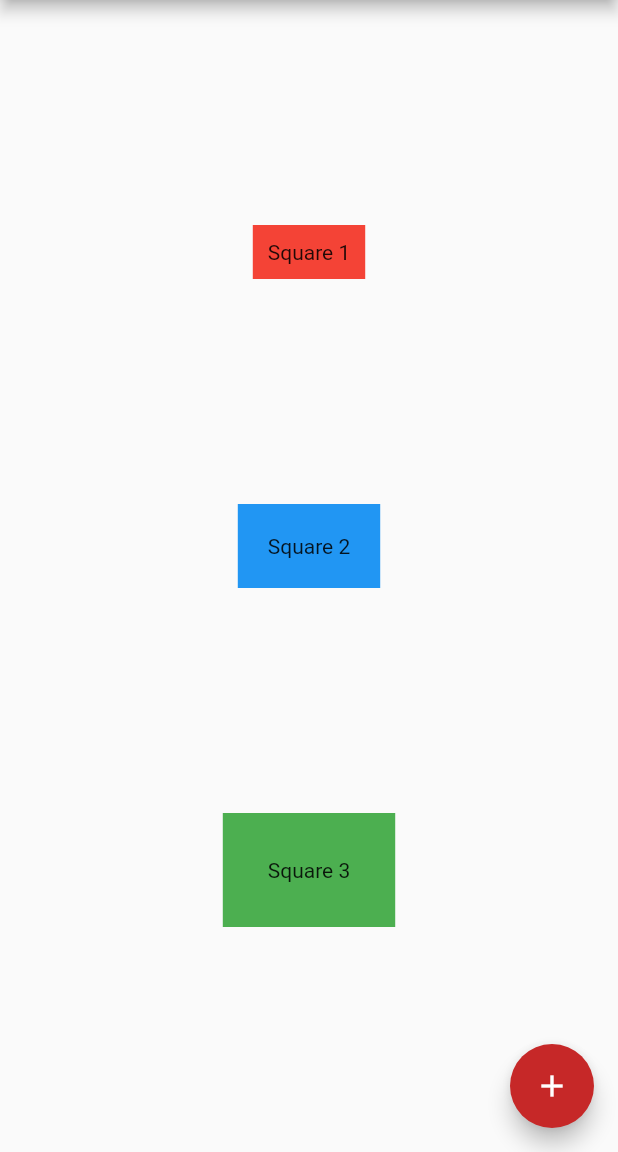
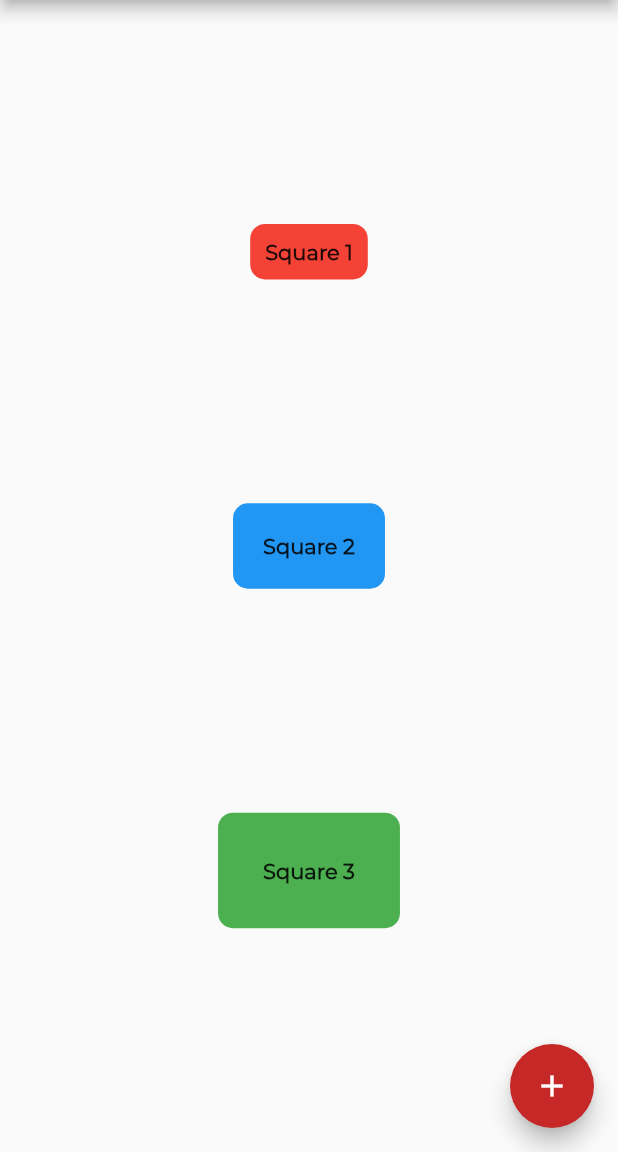
Before and after one commit to cliffaust/first-flutter-app, a Flutter app: the screen it shows after launch, on a phone screen of 412 x 824 dp, the part 84-1236 px from its top. Run offline on Flutter 3.47's test engine with Material 2 defaults, Android fonts, the phone set to English and light mode, and no system bars; project files that could hold a hidden picture were left out.

Commit message:
added lines of code

```diff
--- a/lib/main.dart
+++ b/lib/main.dart
@@ -20,19 +20,46 @@ class Home extends StatelessWidget {
             crossAxisAlignment: CrossAxisAlignment.center,
             children: [
               Container(
-                color: Colors.red,
-                child: const Text("Square 1"),
+                child: const Text(
+                    "Square 1",
+                  style: TextStyle(
+                    fontFamily: "Montserrat",
+                    fontWeight: FontWeight.w800
+                  ),
+                ),
                 padding: const EdgeInsets.all(10.0),
+                decoration: BoxDecoration(
+                    color: Colors.red,
+                    borderRadius: BorderRadius.circular(10) // use instead of BorderRadius.all(Radius.circular(20))
+                ),
               ),
               Container(
-                color: Colors.blue,
-                child: const Text("Square 2"),
+                child: const Text(
+                    "Square 2",
+                  style: TextStyle(
+                    fontWeight: FontWeight.w800,
+                    fontFamily: "Montserrat"
+                  ),
+                ),
                 padding: const EdgeInsets.all(20.0),
+                decoration: BoxDecoration(
+                  color: Colors.blue,
+                  borderRadius: BorderRadius.circular(10)
+                ),
               ),
               Container(
-                color: Colors.green,
-                child: const Text("Square 3"),
+                child: const Text(
+                    "Square 3",
+                    style: TextStyle(
+                      fontWeight: FontWeight.w800,
+                      fontFamily: "Montserrat"
+                    ),
+                ),
                 padding: const EdgeInsets.all(30.0),
+                decoration: BoxDecoration(
+                  color: Colors.green,
+                  borderRadius: BorderRadius.circular(10)
+                ),
               )
             ],
           ),
```
